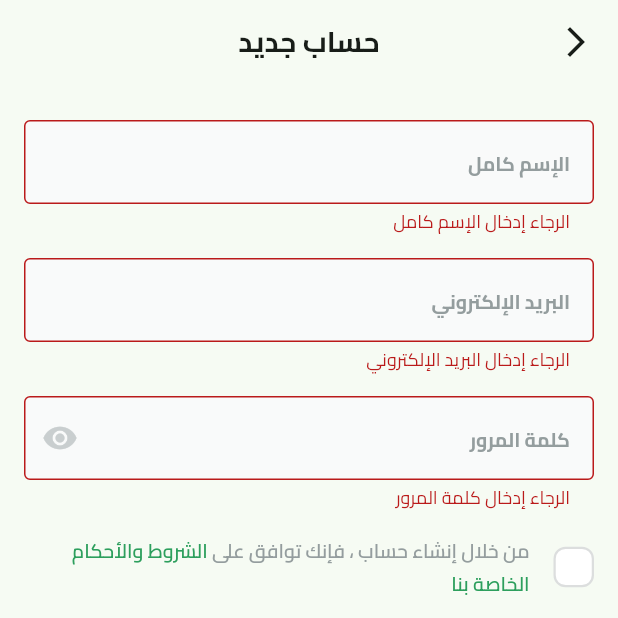
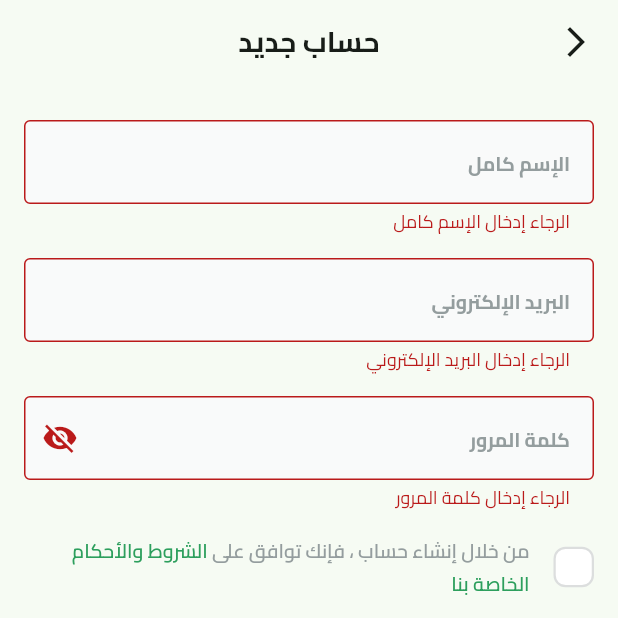
Before and after one commit to MeDoRa0/fruit_hub, a Flutter app: the SignupView screen opened by its route, after a tap on "إنشاء حساب جديد", on a phone screen of 412 x 824 dp, the top half of it. Run offline on Flutter 3.47's test engine with Material 3 defaults, Android fonts, the phone set to English and light mode, and no system bars; drawn by our look-alikes of modal_progress_hud_nsn; our stand-ins replace bloc, dartz, dots_indicator, firebase_auth, firebase_core, flutter_bloc and 3 more; accounts and stored records are empty.

Commit message:
Add PasswordField widget for secure password input; update SignupViewBody to use PasswordField

```diff
--- a/lib/core/widgets/custom_text_form_field.dart
+++ b/lib/core/widgets/custom_text_form_field.dart
@@ -3,23 +3,29 @@ import 'package:fruit_hub/core/utils/text_styles.dart';
 
 class CustomTextFormField extends StatelessWidget {
   const CustomTextFormField(
-      {super.key, required this.hintText, required this.keyboardType,  this.suffixIcon, this.onSaved});
+      {super.key,
+      required this.hintText,
+      required this.keyboardType,
+      this.suffixIcon,
+      this.onSaved,
+      this.obscureText = false});
   final String hintText;
   final TextInputType keyboardType;
   final Widget? suffixIcon;
   final void Function(String?)? onSaved;
+  final bool obscureText;
 
   @override
   Widget build(BuildContext context) {
     return TextFormField(
-      onSaved:onSaved ,
+      obscureText: obscureText,
+      onSaved: onSaved,
       validator: (value) {
         if (value!.isEmpty) {
           return 'الرجاء إدخال $hintText';
         }
         return null;
       },
-
       keyboardType: keyboardType,
       decoration: InputDecoration(
         suffixIcon: suffixIcon,
--- /dev/null
+++ b/lib/core/widgets/password_field.dart
@@ -0,0 +1,43 @@
+import 'package:flutter/material.dart';
+import 'package:fruit_hub/core/widgets/custom_text_form_field.dart';
+
+//stateful widget for the password field with a suffix icon to toggle the visibility of the password text field
+class PasswordField extends StatefulWidget {
+  const PasswordField({
+    super.key,
+    this.onSaved,
+  });
+  final void Function(String?)? onSaved;
+
+  @override
+  State<PasswordField> createState() => _PasswordFieldState();
+}
+
+class _PasswordFieldState extends State<PasswordField> {
+  bool obsecureText = true;
+  @override
+  Widget build(BuildContext context) {
+    return CustomTextFormField(
+      obscureText: obsecureText,
+      // Save the value of the text field
+      onSaved: (value) {
+        // password = value!;
+      },
+      hintText: 'كلمة المرور',
+      keyboardType: TextInputType.visiblePassword,
+      //suffix icon to toggle the visibility of the password text field
+      suffixIcon: IconButton(
+        onPressed: () {
+          //toggle the visibility of the password text field
+          obsecureText = !obsecureText;
+          //update the state of the widget
+          setState(() {});
+        },
+        icon: Icon(
+          //change the icon based on the visibility of the password text field
+          obsecureText ? Icons.visibility_off : Icons.visibility,
+        ),
+      ),
+    );
+  }
+}
--- a/lib/features/authentication/presentation/views/widget/signup_view_body.dart
+++ b/lib/features/authentication/presentation/views/widget/signup_view_body.dart
@@ -5,6 +5,7 @@ import 'package:fruit_hub/core/widgets/custom_button.dart';
 import 'package:fruit_hub/core/widgets/custom_text_form_field.dart';
 import 'package:fruit_hub/features/authentication/presentation/cubits/signup_cubit/signup_cubit.dart';
 import 'package:fruit_hub/features/authentication/presentation/views/widget/custom_text_span.dart';
+import 'package:fruit_hub/core/widgets/password_field.dart';
 import 'package:fruit_hub/features/authentication/presentation/views/widget/terms_of_service.dart';
 
 class SignupViewBody extends StatefulWidget {
@@ -53,18 +54,10 @@ class _SignupViewBodyState extends State<SignupViewBody> {
             SizedBox(
               height: 16,
             ),
-            CustomTextFormField(
-              // Save the value of the text field
-              onSaved: (value) {
-                password = value!;
-              },
-              hintText: 'كلمة المرور',
-              keyboardType: TextInputType.visiblePassword,
-              suffixIcon: const Icon(
-                Icons.remove_red_eye,
-                color: Color(0xffC9CECF),
-              ),
-            ),
+            PasswordField(onSaved: (value) {
+              password = value!;
+
+            },),
             SizedBox(
               height: 16,
             ),
```
